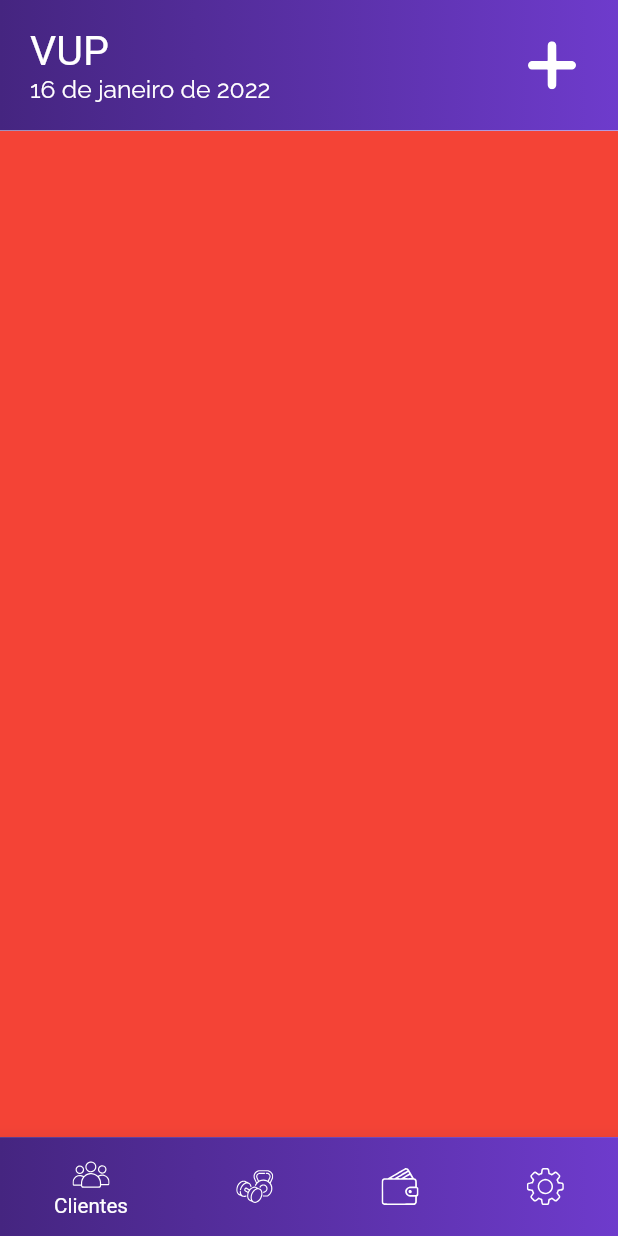
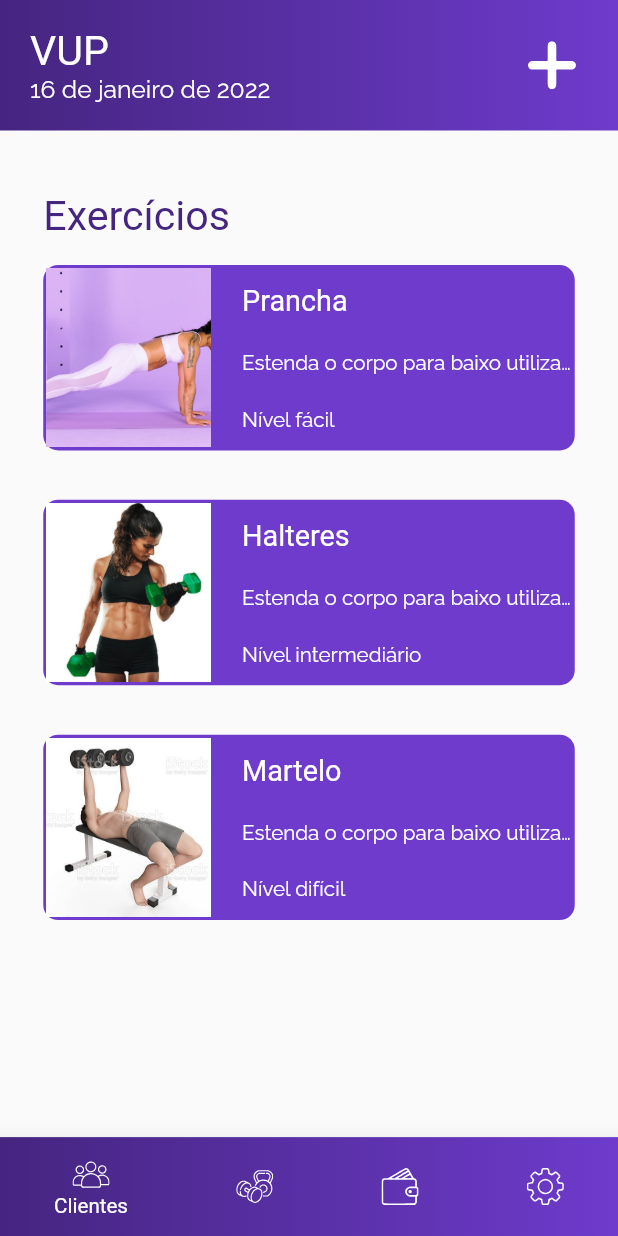
Before and after one commit to SamillyNunes/vup, a Flutter app: the screen it shows after launch, swiped to page 2, on a phone screen of 412 x 824 dp. Run offline on Flutter 3.47's test engine with Material 2 defaults, Android fonts, the phone set to English and light mode, and no system bars; our stand-ins replace flutter_svg, google_fonts, sizer.

Commit message:
Exercises view added

```diff
--- /dev/null
+++ b/lib/local_database.dart
@@ -0,0 +1,26 @@
+import 'package:vup/presentation/core/app_images.dart';
+import 'package:vup/presentation/views/exercises/models/exercise_model.dart';
+import 'package:vup/presentation/views/home/models/level_enum.dart';
+
+class LocalDatabase {
+  static final List<ExerciseModel> exercises = [
+    ExerciseModel(
+      title: "Prancha",
+      description: "Estenda o corpo para baixo utilizando ",
+      level: LevelEnum.easy,
+      imageUrl: AppImages.pranchaPng,
+    ),
+    ExerciseModel(
+      title: "Halteres",
+      description: "Estenda o corpo para baixo utilizando ",
+      level: LevelEnum.intermediary,
+      imageUrl: AppImages.halterPng,
+    ),
+    ExerciseModel(
+      title: "Martelo",
+      description: "Estenda o corpo para baixo utilizando ",
+      level: LevelEnum.hard,
+      imageUrl: AppImages.marteloPng,
+    ),
+  ];
+}
--- a/lib/presentation/core/app_images.dart
+++ b/lib/presentation/core/app_images.dart
@@ -2,6 +2,11 @@ class AppImages {
   // PNG Files
   static const String logoPng = "assets/images/png/logo.png";
   static const String girlAvatarPng = "assets/images/png/girl-avatar.png";
+  static const String pranchaPng = "assets/images/png/prancha.png";
+
+  // JPG Files
+  static const String halterPng = "assets/images/jpg/halter.jpg";
+  static const String marteloPng = "assets/images/jpg/martelo.jpg";
 
   // SVG Files
   static const String addIcon = "assets/images/svg/add.svg";
--- /dev/null
+++ b/lib/presentation/views/exercises/exercises_view.dart
@@ -0,0 +1,41 @@
+import 'package:flutter/material.dart';
+import 'package:sizer/sizer.dart';
+import 'package:vup/local_database.dart';
+import 'package:vup/presentation/core/app_colors.dart';
+import 'package:vup/presentation/core/app_text_styles.dart';
+import 'package:vup/presentation/views/exercises/widgets/exercise_card.dart';
+
+class ExercisesView extends StatelessWidget {
+  const ExercisesView({Key? key}) : super(key: key);
+
+  @override
+  Widget build(BuildContext context) {
+    return SingleChildScrollView(
+      child: Padding(
+        padding: EdgeInsets.symmetric(
+          horizontal: 7.w,
+        ),
+        child: Column(
+          crossAxisAlignment: CrossAxisAlignment.start,
+          children: [
+            SizedBox(height: 5.h),
+            Text(
+              "Exercícios",
+              style: AppTextStyles.largeTitleStyle.copyWith(
+                color: AppColors.purpleMain,
+              ),
+            ),
+            ListView.builder(
+              shrinkWrap: true,
+              physics: const NeverScrollableScrollPhysics(),
+              itemCount: LocalDatabase.exercises.length,
+              itemBuilder: (ctx, index) => ExerciseCard(
+                exerciseModel: LocalDatabase.exercises[index],
+              ),
+            ),
+          ],
+        ),
+      ),
+    );
+  }
+}
--- /dev/null
+++ b/lib/presentation/views/exercises/models/exercise_model.dart
@@ -0,0 +1,80 @@
+import 'dart:convert';
+
+import 'package:vup/presentation/views/home/models/level_enum.dart';
+
+class ExerciseModel {
+  final String title;
+  final String description;
+  final LevelEnum level;
+  final String imageUrl;
+
+  ExerciseModel({
+    required this.title,
+    required this.description,
+    required this.level,
+    required this.imageUrl,
+  });
+
+  ExerciseModel copyWith({
+    String? title,
+    String? description,
+    LevelEnum? level,
+    String? imageUrl,
+  }) {
+    return ExerciseModel(
+      title: title ?? this.title,
+      description: description ?? this.description,
+      level: level ?? this.level,
+      imageUrl: imageUrl ?? this.imageUrl,
+    );
+  }
+
+  Map<String, dynamic> toMap() {
+    return {
+      'title': title,
+      'description': description,
+      'level': level.toShortString(),
+      'imageUrl': imageUrl,
+    };
+  }
+
+  factory ExerciseModel.fromMap(Map<String, dynamic> map) {
+    String level = map['level'];
+
+    return ExerciseModel(
+      title: map['title'] ?? '',
+      description: map['description'] ?? '',
+      level: level.fromShortString(),
+      imageUrl: map['imageUrl'] ?? '',
+    );
+  }
+
+  String toJson() => json.encode(toMap());
+
+  factory ExerciseModel.fromJson(String source) =>
+      ExerciseModel.fromMap(json.decode(source));
+
+  @override
+  String toString() {
+    return 'ExerciseModel(title: $title, description: $description, level: $level, imageUrl: $imageUrl)';
+  }
+
+  @override
+  bool operator ==(Object other) {
+    if (identical(this, other)) return true;
+
+    return other is ExerciseModel &&
+        other.title == title &&
+        other.description == description &&
+        other.level == level &&
+        other.imageUrl == imageUrl;
+  }
+
+  @override
+  int get hashCode {
+    return title.hashCode ^
+        description.hashCode ^
+        level.hashCode ^
+        imageUrl.hashCode;
+  }
+}
--- /dev/null
+++ b/lib/presentation/views/exercises/widgets/exercise_card.dart
@@ -0,0 +1,75 @@
+import 'package:flutter/material.dart';
+import 'package:sizer/sizer.dart';
+import 'package:vup/presentation/core/app_colors.dart';
+import 'package:vup/presentation/core/app_text_styles.dart';
+import 'package:vup/presentation/views/exercises/models/exercise_model.dart';
+import 'package:vup/presentation/views/home/models/level_enum.dart';
+
+class ExerciseCard extends StatelessWidget {
+  final ExerciseModel exerciseModel;
+  const ExerciseCard({Key? key, required this.exerciseModel}) : super(key: key);
+
+  @override
+  Widget build(BuildContext context) {
+    final LevelEnum level = exerciseModel.level;
+
+    return Padding(
+      padding: EdgeInsets.symmetric(
+        vertical: 2.h,
+      ),
+      child: Container(
+        height: 15.h,
+        decoration: BoxDecoration(
+          borderRadius: BorderRadius.circular(10),
+          color: AppColors.purplew300,
+        ),
+        padding: const EdgeInsets.symmetric(
+          horizontal: 2,
+          vertical: 2,
+        ),
+        child: Row(
+          children: [
+            Expanded(
+              flex: 1,
+              child: Container(
+                height: 15.h,
+                decoration: const BoxDecoration(
+                  borderRadius: BorderRadiusDirectional.horizontal(
+                    start: Radius.circular(50),
+                  ),
+                ),
+                child: Image.asset(
+                  exerciseModel.imageUrl,
+                  fit: BoxFit.cover,
+                ),
+              ),
+            ),
+            SizedBox(width: 5.w),
+            Expanded(
+              flex: 2,
+              child: Column(
+                mainAxisAlignment: MainAxisAlignment.spaceAround,
+                crossAxisAlignment: CrossAxisAlignment.start,
+                children: [
+                  Text(
+                    exerciseModel.title,
+                    style: AppTextStyles.smallBoldTitleStyle,
+                  ),
+                  Text(
+                    exerciseModel.description,
+                    style: AppTextStyles.smallThinLabelStyle,
+                    overflow: TextOverflow.ellipsis,
+                  ),
+                  Text(
+                    "Nível ${level.toShortString()}",
+                    style: AppTextStyles.smallThinLabelStyle,
+                  ),
+                ],
+              ),
+            ),
+          ],
+        ),
+      ),
+    );
+  }
+}
--- a/lib/presentation/views/home/models/level_enum.dart
+++ b/lib/presentation/views/home/models/level_enum.dart
@@ -13,3 +13,15 @@ extension ParseToString on LevelEnum {
     return ptLabel;
   }
 }
+
+extension ParseFromString on String {
+  LevelEnum fromShortString() {
+    if (this == "fácil") {
+      return LevelEnum.easy;
+    } else if (this == "intermediário") {
+      return LevelEnum.intermediary;
+    } else {
+      return LevelEnum.hard;
+    }
+  }
+}
--- a/lib/presentation/views/main_pages/main_pages_view.dart
+++ b/lib/presentation/views/main_pages/main_pages_view.dart
@@ -1,6 +1,7 @@
 import 'package:flutter/material.dart';
 import 'package:vup/presentation/shared/widgets/bottom_menu/bottom_menu.dart';
 import 'package:vup/presentation/shared/widgets/custom_app_bar.dart';
+import 'package:vup/presentation/views/exercises/exercises_view.dart';
 import 'package:vup/presentation/views/home/home_view.dart';
 
 import 'main_pages_view_model.dart';
@@ -25,10 +26,11 @@ class _MainPagesViewState extends State<MainPagesView> {
       ),
       bottomNavigationBar: BottomMenu(mainPagesViewModel: mainPagesViewModel),
       body: PageView(
+        physics: const NeverScrollableScrollPhysics(),
         controller: mainPagesViewModel.pagesViewController,
         children: [
           const HomeView(),
-          Container(color: Colors.red),
+          const ExercisesView(),
           Container(color: Colors.green),
           Container(color: Colors.yellow),
         ],
--- a/pubspec.yaml
+++ b/pubspec.yaml
@@ -64,6 +64,7 @@ flutter:
   assets:
     - assets/images/
     - assets/images/png/
+    - assets/images/jpg/
     - assets/images/svg/
 
   # An image asset can refer to one or more resolution-specific "variants", see
```
Also changed, not shown: assets/images/jpg/halter.jpg (added), assets/images/jpg/martelo.jpg (added), assets/images/png/prancha.png (added).
